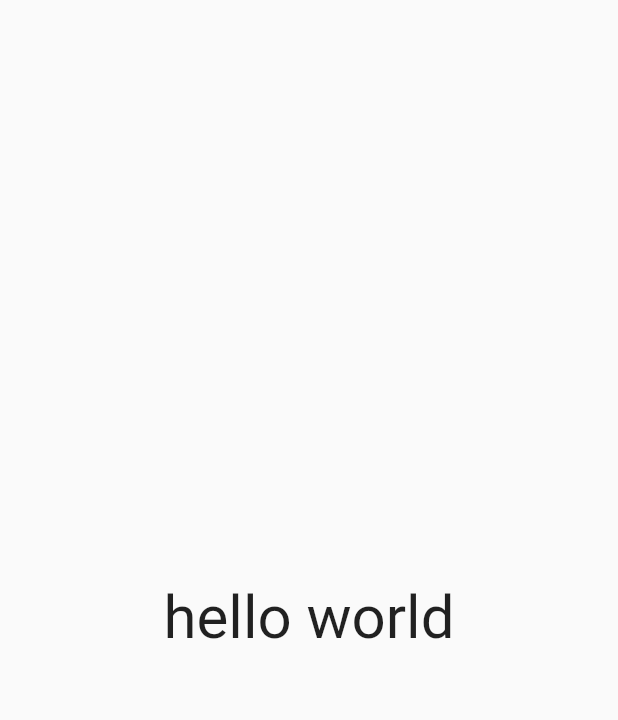
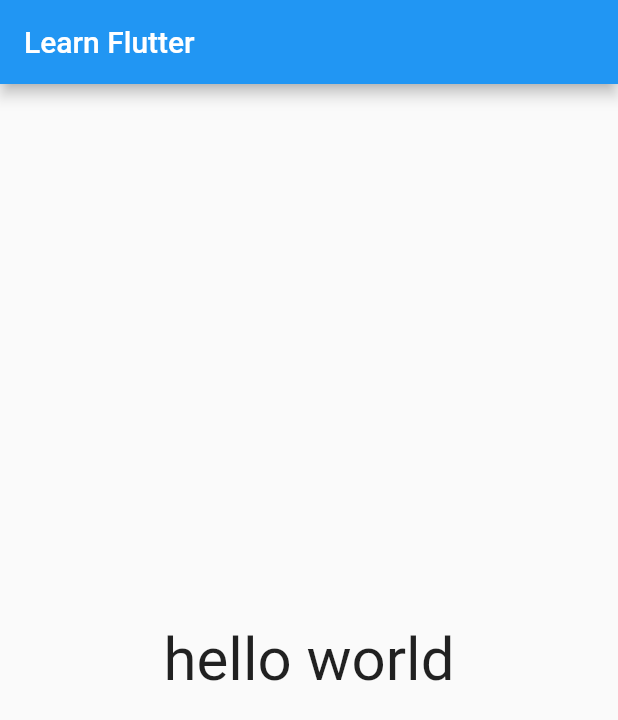
Before and after one commit to IsmailKoormath/Flutter_widgets, a Flutter app: the screen it shows after launch, on a phone screen of 412 x 824 dp. Shown: the top 720 px of the screen. Run offline on Flutter 3.47's test engine with Material 2 defaults, Android fonts, the phone set to English and light mode, and no system bars.

Commit message:
show the app bar

```diff
--- a/lib/main.dart
+++ b/lib/main.dart
@@ -13,6 +13,10 @@ class MyApp extends StatelessWidget {
       debugShowCheckedModeBanner: false,
       title: "Demo",
       home: Scaffold (
+        appBar: AppBar(
+          title: Text("Learn Flutter"),
+
+        ),
         body: Center(
           child: Text("hello world",style: TextStyle(fontSize: 40),),
         ),
```
